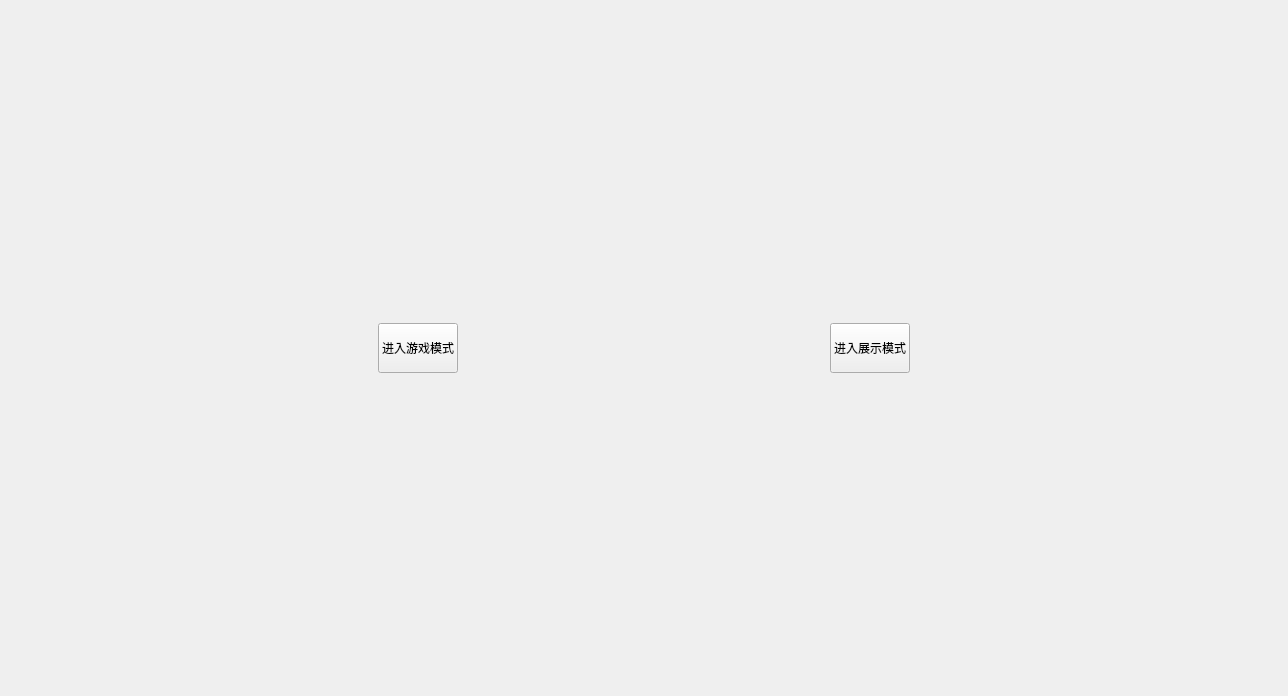
Above: menuscene.ui from Chiichen/SomaMap before the change. Below: the same form after it.
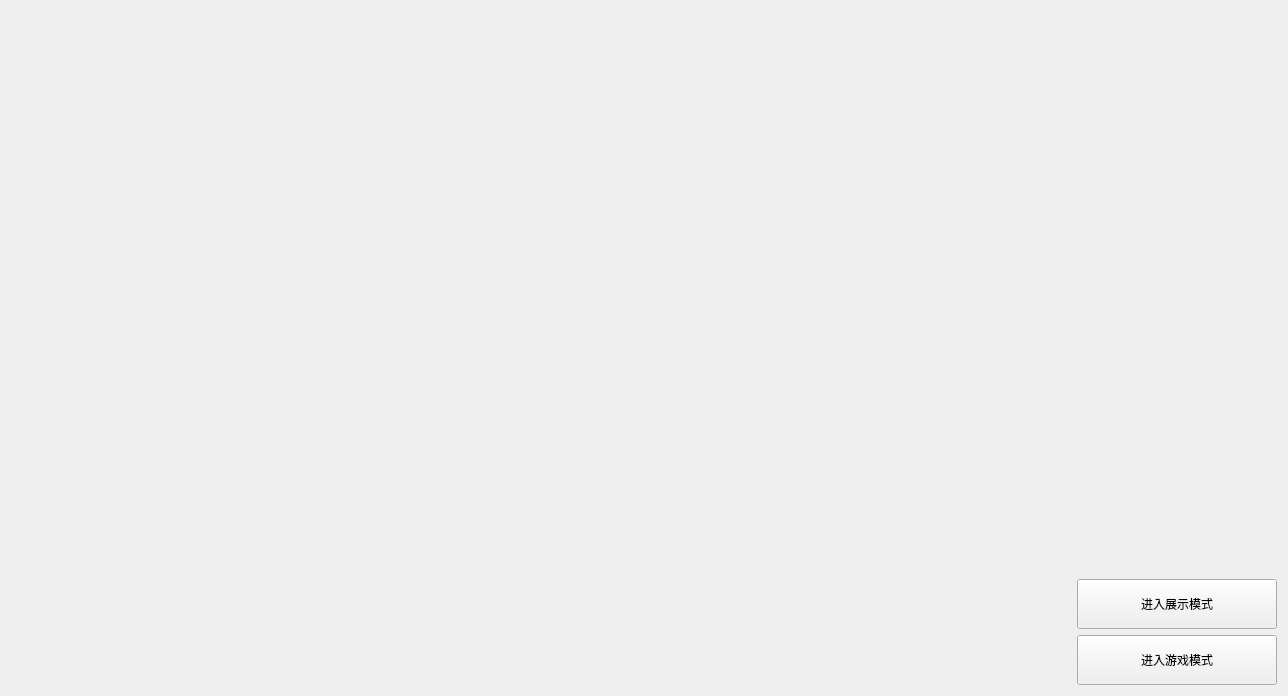
That is the form after the change.

The edit to the form file:
```diff
--- a/menuscene.ui
+++ b/menuscene.ui
@@ -14,32 +14,6 @@
    <string>Form</string>
   </property>
   <layout class="QHBoxLayout" name="horizontalLayout">
-   <item>
-    <spacer name="horizontalSpacer_2">
-     <property name="orientation">
-      <enum>Qt::Horizontal</enum>
-     </property>
-     <property name="sizeHint" stdset="0">
-      <size>
-       <width>40</width>
-       <height>20</height>
-      </size>
-     </property>
-    </spacer>
-   </item>
-   <item>
-    <widget class="QPushButton" name="StartMode2">
-     <property name="minimumSize">
-      <size>
-       <width>50</width>
-       <height>50</height>
-      </size>
-     </property>
-     <property name="text">
-      <string>进入游戏模式</string>
-     </property>
-    </widget>
-   </item>
    <item>
     <spacer name="horizontalSpacer">
      <property name="orientation">
@@ -54,6 +28,21 @@
     </spacer>
    </item>
    <item>
+    <layout class="QVBoxLayout" name="verticalLayout_2">
+     <item>
+      <spacer name="verticalSpacer">
+       <property name="orientation">
+        <enum>Qt::Vertical</enum>
+       </property>
+       <property name="sizeHint" stdset="0">
+        <size>
+         <width>20</width>
+         <height>40</height>
+        </size>
+       </property>
+      </spacer>
+     </item>
+     <item>
     <widget class="QPushButton" name="StartMode1">
      <property name="sizePolicy">
       <sizepolicy hsizetype="Fixed" vsizetype="Fixed">
@@ -63,7 +52,7 @@
      </property>
      <property name="minimumSize">
       <size>
-       <width>50</width>
+         <width>200</width>
        <height>50</height>
       </size>
      </property>
@@ -73,17 +62,19 @@
     </widget>
    </item>
    <item>
-    <spacer name="horizontalSpacer_3">
-     <property name="orientation">
-      <enum>Qt::Horizontal</enum>
-     </property>
-     <property name="sizeHint" stdset="0">
+      <widget class="QPushButton" name="StartMode2">
+       <property name="minimumSize">
       <size>
-       <width>40</width>
-       <height>20</height>
-      </size>
-     </property>
-    </spacer>
+         <width>200</width>
+         <height>50</height>
+        </size>
+       </property>
+       <property name="text">
+        <string>进入游戏模式</string>
+       </property>
+      </widget>
+     </item>
+    </layout>
    </item>
   </layout>
  </widget>
```
Lines whose indentation alone changed are shown as unchanged.
